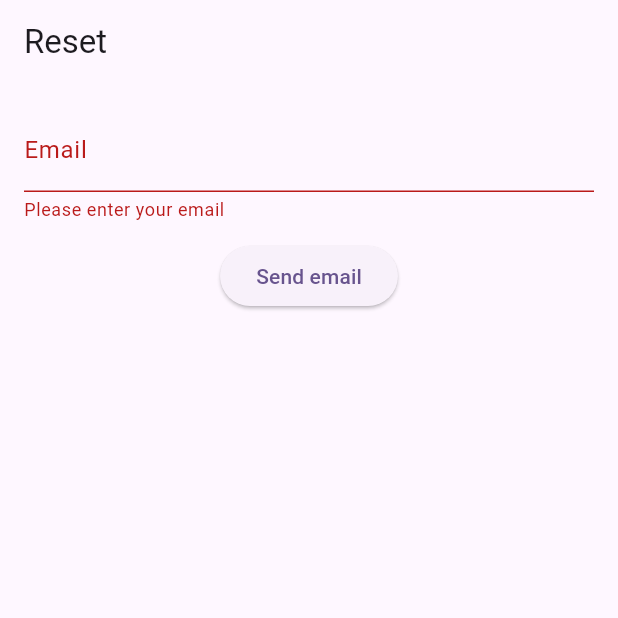
After one commit to RyuNyan-Taro/widget_creator, a Flutter app: the ResetPasswordPage screen opened directly, after a tap on "Send email", on a phone screen of 412 x 824 dp, the top half of it. The commit adds this screen. Run offline on Flutter 3.47's test engine with Material 3 defaults, Android fonts, the phone set to English and light mode, and no system bars; our stand-ins replace flutter_dotenv, flutter_html, supabase_flutter, webview_flutter; accounts and stored records are empty.

Commit message:
add reset page

```diff
--- a/lib/features/email_authentication/screens/email_authentication_screen.dart
+++ b/lib/features/email_authentication/screens/email_authentication_screen.dart
@@ -1,6 +1,7 @@
 // ref: https://github.com/heyhey1028/flutter_supabase_auth/blob/main/lib/pages/login_page.dart
 
 import 'package:flutter/material.dart';
+import 'package:widget_creator/features/email_authentication/screens/reset_password_screen.dart';
 import 'package:widget_creator/features/email_authentication/screens/signup_screen.dart';
 import 'package:widget_creator/features/email_authentication/services/authentication_service.dart';
 
@@ -92,6 +93,17 @@ class _LoginPageState extends State<LoginPage> {
                   );
                 },
               ),
+              TextButton(
+                child: const Text('Do you forget password?'),
+                onPressed: () {
+                  Navigator.pushReplacement(
+                    context,
+                    MaterialPageRoute(
+                      builder: (context) => const ResetPasswordPage(),
+                    ),
+                  );
+                },
+              ),
             ],
           ),
         ),
--- /dev/null
+++ b/lib/features/email_authentication/screens/reset_password_screen.dart
@@ -0,0 +1,67 @@
+import 'package:flutter/material.dart';
+import 'package:widget_creator/features/email_authentication/services/authentication_service.dart';
+
+class ResetPasswordPage extends StatefulWidget {
+  const ResetPasswordPage({super.key});
+
+  @override
+  State<ResetPasswordPage> createState() => _ResetPasswordPageState();
+}
+
+class _ResetPasswordPageState extends State<ResetPasswordPage> {
+  final GlobalKey<FormState> _formKey = GlobalKey<FormState>();
+  final TextEditingController _emailController = TextEditingController();
+  bool isLoading = false;
+  final AuthService authClient = AuthService();
+
+  @override
+  Widget build(BuildContext context) {
+    return Scaffold(
+      appBar: AppBar(
+        title: const Text('Reset'),
+      ),
+      body: Padding(
+        padding: const EdgeInsets.all(16.0),
+        child: Form(
+          key: _formKey,
+          autovalidateMode: AutovalidateMode.onUserInteraction,
+          child: Column(
+            children: <Widget>[
+              TextFormField(
+                controller: _emailController,
+                keyboardType: TextInputType.emailAddress,
+                decoration: const InputDecoration(
+                  labelText: 'Email',
+                ),
+                validator: (value) {
+                  if (value == null || value.isEmpty) {
+                    return 'Please enter your email';
+                  }
+                  return null;
+                },
+              ),
+              const SizedBox(height: 12.0),
+              ElevatedButton(
+                child: isLoading
+                    ? const CircularProgressIndicator()
+                    : const Text('Send email'),
+                onPressed: () async {
+                  //todo: add login error popup
+                  // 1. Email not confirmed
+                  // Error: AuthApiException(message: Email not confirmed, statusCode: 400, code: email_not_confirmed)
+                  // 2. Invalid login credentials
+                  // Error: AuthApiException(message: Invalid login credentials, statusCode: 400, code: invalid_credentials)
+                  if (_formKey.currentState!.validate()) {
+                    await authClient.resetPasswordWithEmail(
+                      email: _emailController.text,
+                    );
+                  }
+                },
+              ),
+            ],
+          ),
+        ),
+      ),
+    );
+  }
+}
--- a/lib/features/email_authentication/services/authentication_service.dart
+++ b/lib/features/email_authentication/services/authentication_service.dart
@@ -28,4 +28,8 @@ class AuthService {
       password: password,
     );
   }
+
+  Future<void> resetPasswordWithEmail({required String email}) async {
+    return await _supabase.auth.resetPasswordForEmail(email);
+  }
 }
```
